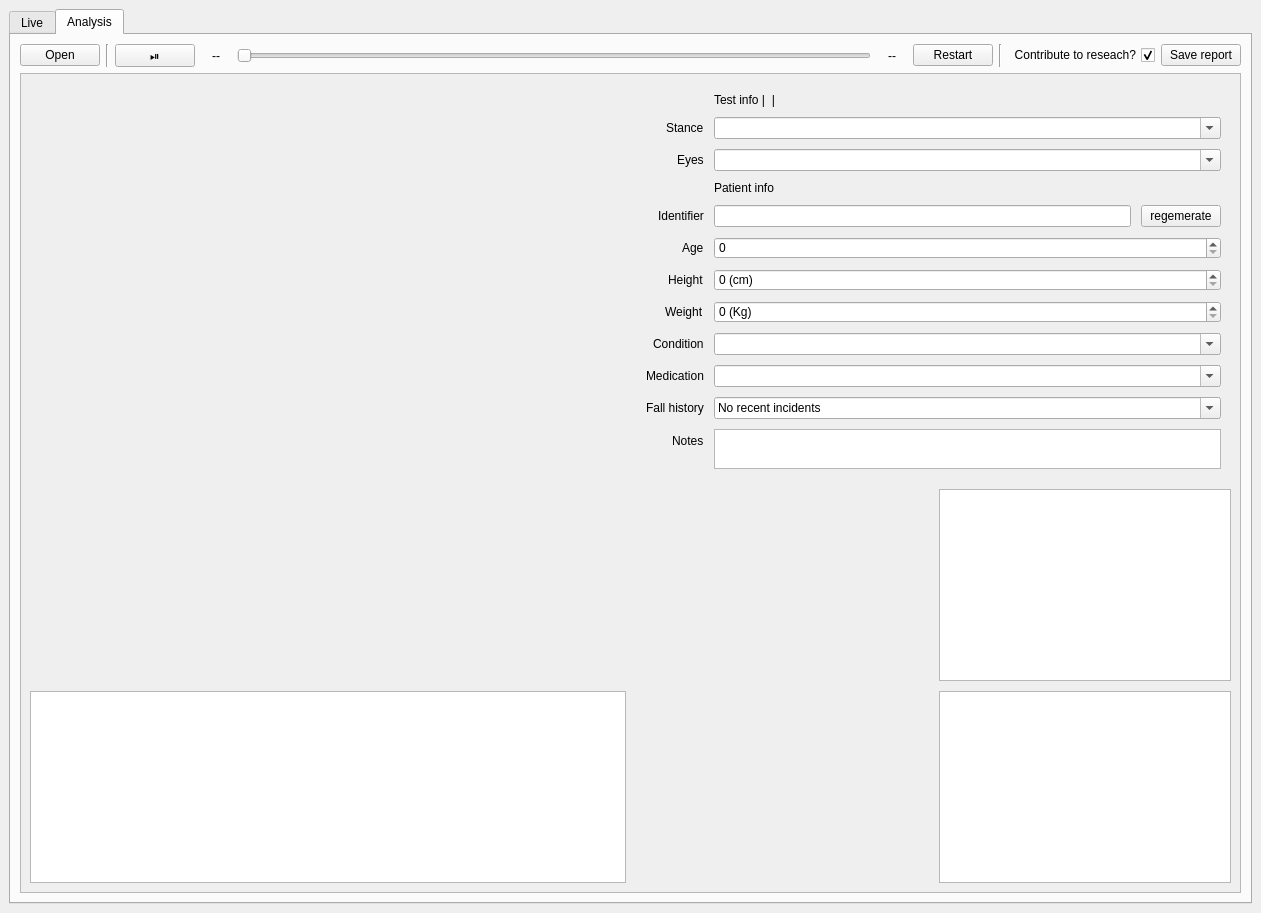
Above: QtDesigner/STEP_V0.1.ui from TimoWalraven/MNLEwii before the change. Below: the same form after it.
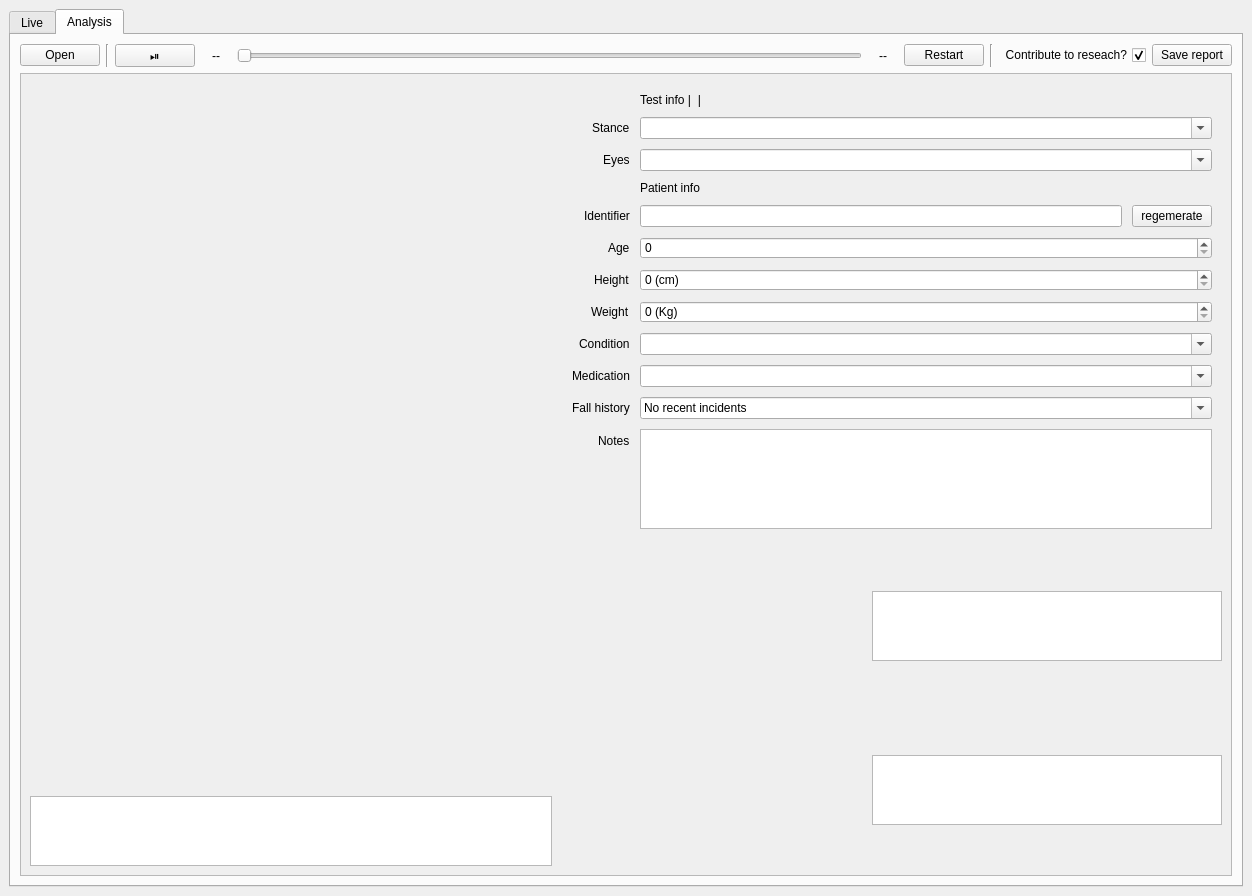
That is the form after the change. Custom widgets are drawn as their Qt base class.

Commit message: tables now display discussed analysis variables

```diff
--- a/QtDesigner/STEP_V0.1.ui
+++ b/QtDesigner/STEP_V0.1.ui
@@ -6,8 +6,8 @@
    <rect>
     <x>0</x>
     <y>0</y>
-    <width>1261</width>
-    <height>913</height>
+    <width>1252</width>
+    <height>896</height>
    </rect>
   </property>
   <property name="sizePolicy">
@@ -714,6 +714,9 @@
         </item>
         <item>
          <widget class="QScrollArea" name="analysisscrollarea">
+          <property name="horizontalScrollBarPolicy">
+           <enum>Qt::ScrollBarAlwaysOff</enum>
+          </property>
           <property name="widgetResizable">
            <bool>true</bool>
           </property>
@@ -722,7 +725,7 @@
             <rect>
              <x>0</x>
              <y>0</y>
-             <width>1209</width>
+             <width>1208</width>
              <height>801</height>
             </rect>
            </property>
@@ -784,6 +787,15 @@
                        <verstretch>0</verstretch>
                       </sizepolicy>
                      </property>
+                     <property name="sizeAdjustPolicy">
+                      <enum>QAbstractScrollArea::AdjustToContents</enum>
+                     </property>
+                     <attribute name="horizontalHeaderStretchLastSection">
+                      <bool>true</bool>
+                     </attribute>
+                     <attribute name="verticalHeaderStretchLastSection">
+                      <bool>true</bool>
+                     </attribute>
                     </widget>
                    </item>
                   </layout>
@@ -1140,29 +1152,121 @@
                    </item>
                    <item>
                     <layout class="QGridLayout" name="gridLayout">
+                     <item row="0" column="1">
+                      <layout class="QVBoxLayout" name="verticalLayout_7">
+                       <item>
+                        <spacer name="verticalSpacer">
+                         <property name="orientation">
+                          <enum>Qt::Vertical</enum>
+                         </property>
+                         <property name="sizeHint" stdset="0">
+                          <size>
+                           <width>20</width>
+                           <height>40</height>
+                          </size>
+                         </property>
+                        </spacer>
+                       </item>
+                       <item>
+                        <widget class="QTableWidget" name="apvariables">
+                         <property name="sizePolicy">
+                          <sizepolicy hsizetype="Preferred" vsizetype="Minimum">
+                           <horstretch>0</horstretch>
+                           <verstretch>0</verstretch>
+                          </sizepolicy>
+                         </property>
+                         <property name="minimumSize">
+                          <size>
+                           <width>350</width>
+                           <height>0</height>
+                          </size>
+                         </property>
+                         <property name="sizeAdjustPolicy">
+                          <enum>QAbstractScrollArea::AdjustToContents</enum>
+                         </property>
+                        </widget>
+                       </item>
+                       <item>
+                        <spacer name="verticalSpacer_2">
+                         <property name="orientation">
+                          <enum>Qt::Vertical</enum>
+                         </property>
+                         <property name="sizeHint" stdset="0">
+                          <size>
+                           <width>20</width>
+                           <height>40</height>
+                          </size>
+                         </property>
+                        </spacer>
+                       </item>
+                      </layout>
+                     </item>
+                     <item row="1" column="1">
+                      <layout class="QVBoxLayout" name="verticalLayout_8">
+                       <item>
+                        <spacer name="verticalSpacer_3">
+                         <property name="orientation">
+                          <enum>Qt::Vertical</enum>
+                         </property>
+                         <property name="sizeHint" stdset="0">
+                          <size>
+                           <width>20</width>
+                           <height>40</height>
+                          </size>
+                         </property>
+                        </spacer>
+                       </item>
+                       <item>
+                        <widget class="QTableWidget" name="mlvariables">
+                         <property name="sizePolicy">
+                          <sizepolicy hsizetype="Preferred" vsizetype="Minimum">
+                           <horstretch>0</horstretch>
+                           <verstretch>0</verstretch>
+                          </sizepolicy>
+                         </property>
+                         <property name="minimumSize">
+                          <size>
+                           <width>350</width>
+                           <height>0</height>
+                          </size>
+                         </property>
+                         <property name="sizeAdjustPolicy">
+                          <enum>QAbstractScrollArea::AdjustToContents</enum>
+                         </property>
+                        </widget>
+                       </item>
+                       <item>
+                        <spacer name="verticalSpacer_4">
+                         <property name="orientation">
+                          <enum>Qt::Vertical</enum>
+                         </property>
+                         <property name="sizeHint" stdset="0">
+                          <size>
+                           <width>20</width>
+                           <height>40</height>
+                          </size>
+                         </property>
+                        </spacer>
+                       </item>
+                      </layout>
+                     </item>
+                     <item row="1" column="0">
+                      <widget class="ApMl" name="analysismlwidget" native="true">
+                       <property name="minimumSize">
+                        <size>
+                         <width>300</width>
+                         <height>0</height>
+                        </size>
+                       </property>
+                      </widget>
+                     </item>
                      <item row="0" column="0">
-                      <widget class="ApMl" name="analysisapwidget" native="true"/>
-                     </item>
-                     <item row="1" column="0">
-                      <widget class="ApMl" name="analysismlwidget" native="true"/>
-                     </item>
-                     <item row="0" column="1">
-                      <widget class="QTableWidget" name="apvariables">
-                       <property name="sizePolicy">
-                        <sizepolicy hsizetype="Minimum" vsizetype="Minimum">
-                         <horstretch>0</horstretch>
-                         <verstretch>0</verstretch>
-                        </sizepolicy>
-                       </property>
-                      </widget>
-                     </item>
-                     <item row="1" column="1">
-                      <widget class="QTableWidget" name="mlvariables">
-                       <property name="sizePolicy">
-                        <sizepolicy hsizetype="Minimum" vsizetype="Minimum">
-                         <horstretch>0</horstretch>
-                         <verstretch>0</verstretch>
-                        </sizepolicy>
+                      <widget class="ApMl" name="analysisapwidget" native="true">
+                       <property name="minimumSize">
+                        <size>
+                         <width>300</width>
+                         <height>0</height>
+                        </size>
                        </property>
                       </widget>
                      </item>
```
Left out of the diff: 2 changed lines with no effect on the pictures. The commit also changes 3 other files.
